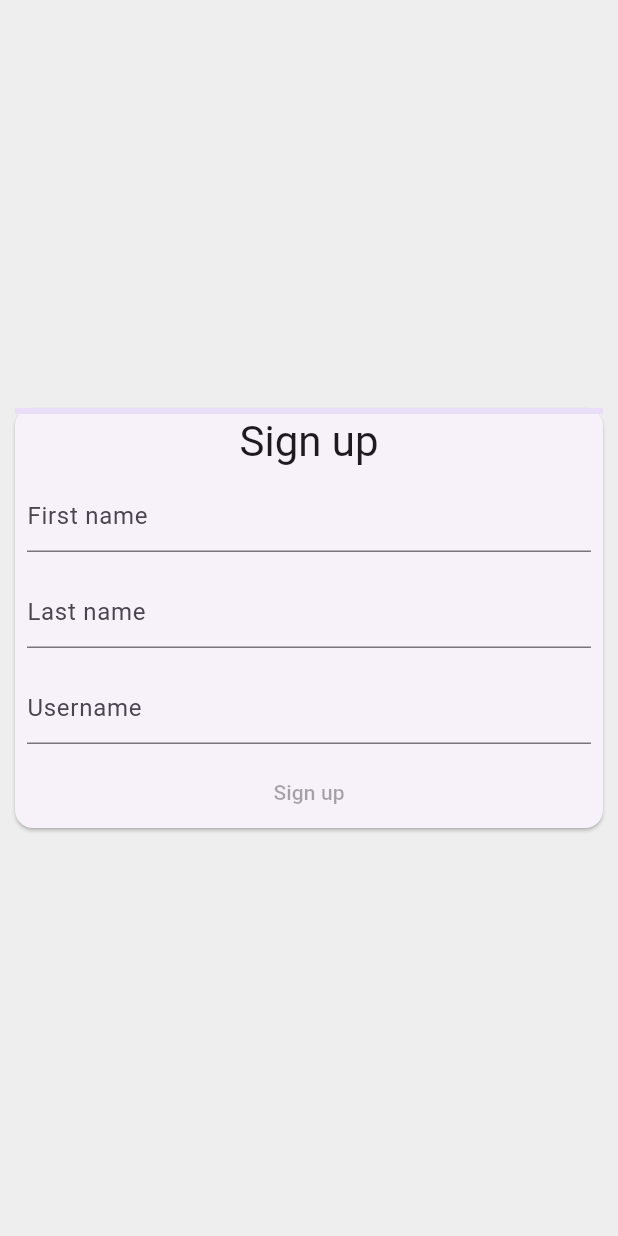
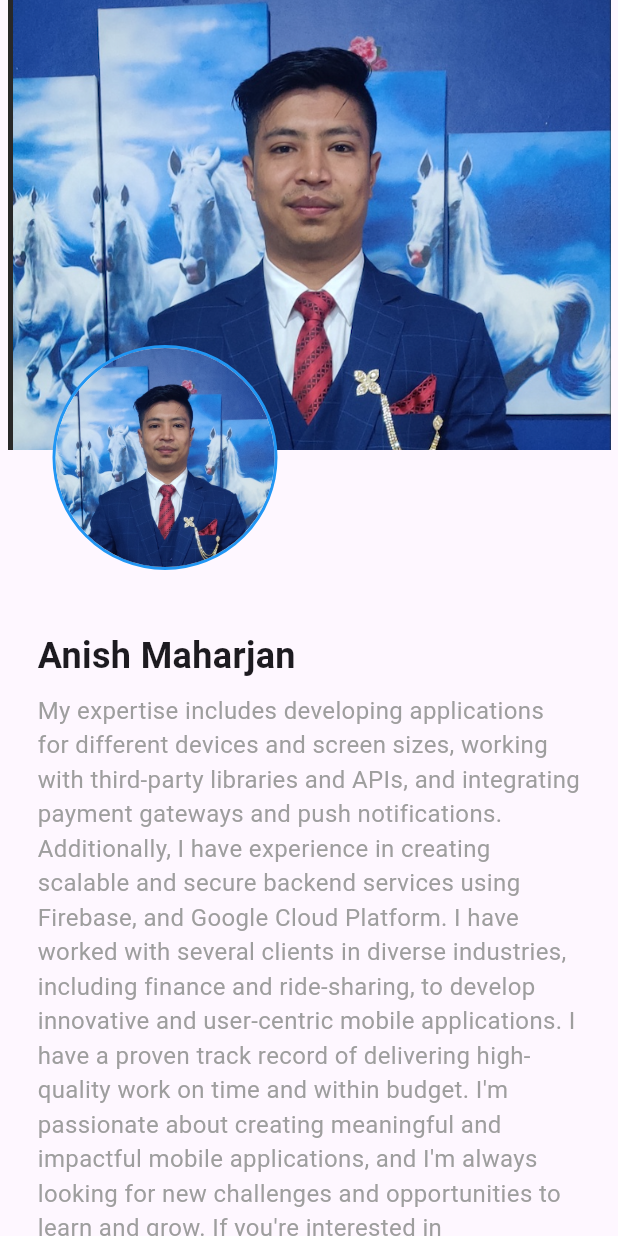
Before and after one commit to hard5work/flutter_web, a Flutter app: the screen it shows after launch, on a phone screen of 412 x 824 dp. Run offline on Flutter 3.47's test engine with Material 3 defaults, Android fonts, the phone set to English and light mode, and no system bars.

```diff
--- /dev/null
+++ b/lib/home.dart
@@ -0,0 +1,108 @@
+import 'package:flutter/material.dart';
+
+class Homepage extends StatefulWidget {
+  const Homepage({super.key});
+
+  @override
+  State<Homepage> createState() => _HomePageState();
+}
+
+class _HomePageState extends State<Homepage> {
+  @override
+  Widget build(BuildContext context) {
+    return Scaffold(
+      body: Padding(
+        padding: const EdgeInsets.symmetric(horizontal: 5.0),
+        child: SingleChildScrollView(
+          child: Column(
+            children: [
+              Stack(
+                children: [
+                  // Cover Container
+                  Container(
+                    height: 400,
+                    width: double.infinity,
+                  ),
+
+                  Positioned(
+                    child: Container(
+                      height: 300,
+                      width: double.infinity,
+                      decoration: const BoxDecoration(
+                        color: Colors.red, // Cover color
+                        borderRadius:
+                            BorderRadius.vertical(bottom: Radius.circular(20)),
+                      ),
+                      child:Image.asset('assets/images/profile.png', fit: BoxFit.fitWidth,),
+                    ),
+                  ),
+                  // Profile Container overlapping
+                  Positioned(
+                    top: 230, // Adjust this value for overlap
+                    left: 30,
+                    right: 0,
+                    child: Row(
+                      mainAxisAlignment: MainAxisAlignment.start,
+                      crossAxisAlignment: CrossAxisAlignment.start,
+                      children: [
+                        Container(
+                          height: 150,
+                          width: 150,
+                          decoration: BoxDecoration(
+                            color: Colors.white, // Profile background color
+                            shape: BoxShape.circle,
+                            border: Border.all(
+                                color: Colors.blue,
+                                width: 2), // Border for effect
+                          ),
+                          child: ClipOval(
+                            child: Image.asset('assets/images/profile.png', fit: BoxFit.cover,)
+                          ),
+                        ),
+                        const SizedBox(width: 100,),
+
+                      ],
+                    ),
+                  ),
+                ],
+              ),
+               Padding(
+                 padding: const EdgeInsets.symmetric(horizontal: 20.0, vertical: 10.0),
+                 child: Column(
+                   crossAxisAlignment: CrossAxisAlignment.start,
+                   children: [
+                      const SizedBox(height: 10.0,),
+                     const Text(
+                       'Anish Maharjan',
+                       style: TextStyle(
+                           fontSize: 24, fontWeight: FontWeight.bold),
+                     ),
+                     const SizedBox(height: 8),
+                     const Text(
+                       'My expertise includes developing applications for different devices and screen sizes, working with third-party libraries and APIs, and integrating payment gateways and push notifications. Additionally, I have experience in creating scalable and secure backend services using Firebase, and Google Cloud Platform. I have worked with several clients in diverse industries, including finance and ride-sharing, to develop innovative and user-centric mobile applications. I have a proven track record of delivering high-quality work on time and within budget. I\'m passionate about creating meaningful and impactful mobile applications, and I\'m always looking for new challenges and opportunities to learn and grow. If you\'re interested in collaborating on a project or discussing how I can help you achieve your goals, please don\'t hesitate to connect with me.',
+                       style:
+                           TextStyle(fontSize: 16, color: Colors.grey),
+                     ),
+
+                      const SizedBox(height: 10.0,),
+                      Divider(
+                        thickness: 1,
+                        color: Colors.red[100],
+                      ),
+
+                      const SizedBox(height: 10.0,),
+                       const Text(
+                       'My Projects',
+                       style: TextStyle(
+                           fontSize: 24, fontWeight: FontWeight.bold),
+                     ),
+                   ],
+                 ),
+               ),
+            ],
+          ),
+        ),
+      ),
+    );
+  }
+}
--- a/lib/main.dart
+++ b/lib/main.dart
@@ -1,4 +1,5 @@
 import 'package:flutter/material.dart';
+import 'package:flutter_web/home.dart';
 
 void main() => runApp(const SignUpApp());
 
@@ -9,92 +10,8 @@ class SignUpApp extends StatelessWidget {
   Widget build(BuildContext context) {
     return MaterialApp(
       routes: {
-        '/': (context) => const SignUpScreen(),
+        '/': (context) => const Homepage(),
       },
     );
   }
 }
-
-class SignUpScreen extends StatelessWidget {
-  const SignUpScreen({super.key});
-
-  @override
-  Widget build(BuildContext context) {
-    return Scaffold(
-      backgroundColor: Colors.grey[200],
-      body: const Center(
-        child: SizedBox(
-          width: 400,
-          child: Card(
-            child: SignUpForm(),
-          ),
-        ),
-      ),
-    );
-  }
-}
-
-class SignUpForm extends StatefulWidget {
-  const SignUpForm({super.key});
-
-  @override
-  State<SignUpForm> createState() => _SignUpFormState();
-}
-
-class _SignUpFormState extends State<SignUpForm> {
-  final _firstNameTextController = TextEditingController();
-  final _lastNameTextController = TextEditingController();
-  final _usernameTextController = TextEditingController();
-
-  double _formProgress = 0;
-
-  @override
-  Widget build(BuildContext context) {
-    return Form(
-      child: Column(
-        mainAxisSize: MainAxisSize.min,
-        children: [
-          LinearProgressIndicator(value: _formProgress),
-          Text('Sign up', style: Theme.of(context).textTheme.headlineMedium),
-          Padding(
-            padding: const EdgeInsets.all(8),
-            child: TextFormField(
-              controller: _firstNameTextController,
-              decoration: const InputDecoration(hintText: 'First name'),
-            ),
-          ),
-          Padding(
-            padding: const EdgeInsets.all(8),
-            child: TextFormField(
-              controller: _lastNameTextController,
-              decoration: const InputDecoration(hintText: 'Last name'),
-            ),
-          ),
-          Padding(
-            padding: const EdgeInsets.all(8),
-            child: TextFormField(
-              controller: _usernameTextController,
-              decoration: const InputDecoration(hintText: 'Username'),
-            ),
-          ),
-          TextButton(
-            style: ButtonStyle(
-              foregroundColor: WidgetStateProperty.resolveWith((states) {
-                return states.contains(WidgetState.disabled)
-                    ? null
-                    : Colors.white;
-              }),
-              backgroundColor: WidgetStateProperty.resolveWith((states) {
-                return states.contains(WidgetState.disabled)
-                    ? null
-                    : Colors.blue;
-              }),
-            ),
-            onPressed: null,
-            child: const Text('Sign up'),
-          ),
-        ],
-      ),
-    );
-  }
-}
--- a/pubspec.yaml
+++ b/pubspec.yaml
@@ -59,7 +59,9 @@ flutter:
   uses-material-design: true
 
   # To add assets to your application, add an assets section, like this:
-  # assets:
+  assets:
+    - assets/
+    - assets/images/
   #   - images/a_dot_burr.jpeg
   #   - images/a_dot_ham.jpeg
 
```
Also changed, not shown: assets/images/profile.png (added).
